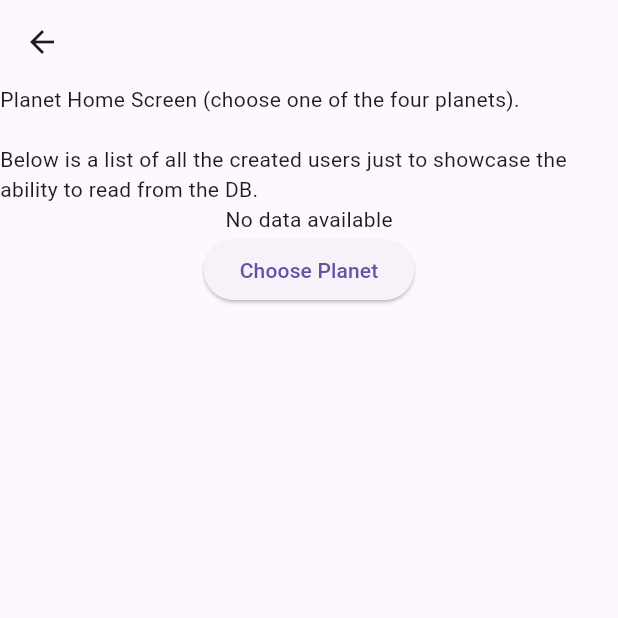
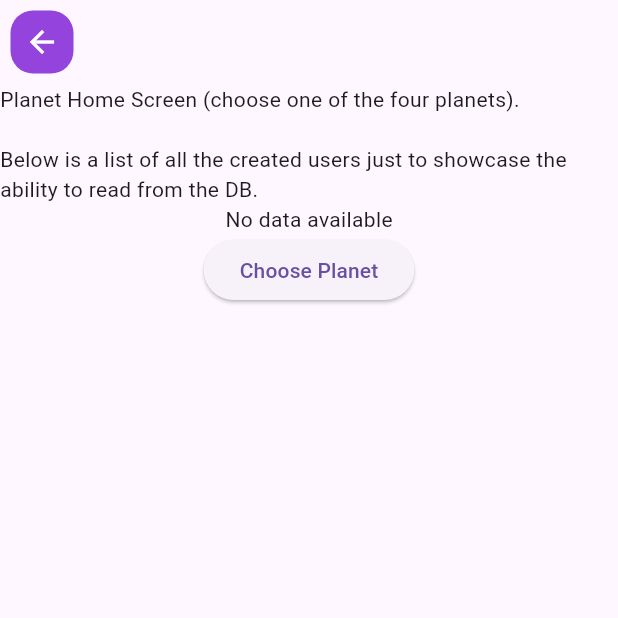
Before and after one commit to jorgetrejo36/explore, a Flutter app: the PlanetHomeScreen screen opened directly, on a phone screen of 412 x 824 dp, the top half of it. Run offline on Flutter 3.47's test engine with Material 3 defaults, Android fonts, the phone set to English and light mode, and no system bars; our stand-ins replace realm; generated files the repository leaves out were written again.

Commit message:
making initial changes to app bar for planet home screen

```diff
--- a/lib/screens/planet_home_screen.dart
+++ b/lib/screens/planet_home_screen.dart
@@ -46,10 +46,21 @@ class _PlanetHomeScreenState extends State<PlanetHomeScreen> {
   Widget build(BuildContext context) {
     return Scaffold(
       appBar: AppBar(
-        leading: IconButton(
-          icon: const Icon(Icons.arrow_back),
-          // Navigate back when the back button is pressed
-          onPressed: () => Navigator.pop(context),
+        leading: Container(
+          margin: EdgeInsets.all(7),
+          decoration: BoxDecoration(
+            borderRadius: BorderRadius.circular(15),
+            shape: BoxShape.rectangle,
+            color: const Color(0xFF9443DC),
+          ),
+          child: IconButton(
+            icon: const Icon(
+              Icons.arrow_back,
+              color: Colors.white,
+            ),
+            // Navigate back when the back button is pressed
+            onPressed: () => Navigator.pop(context),
+          ),
         ),
       ),
       body: Center(
```
Also changed, not shown: 1 other file.
